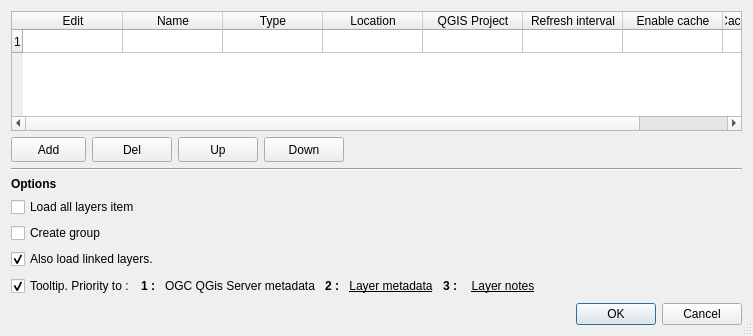
Before: the Qt Designer form menu_from_project/ui/conf_dialog.ui in xcaeag/MenuFromProject-Qgis-Plugin, drawn with Qt 5.
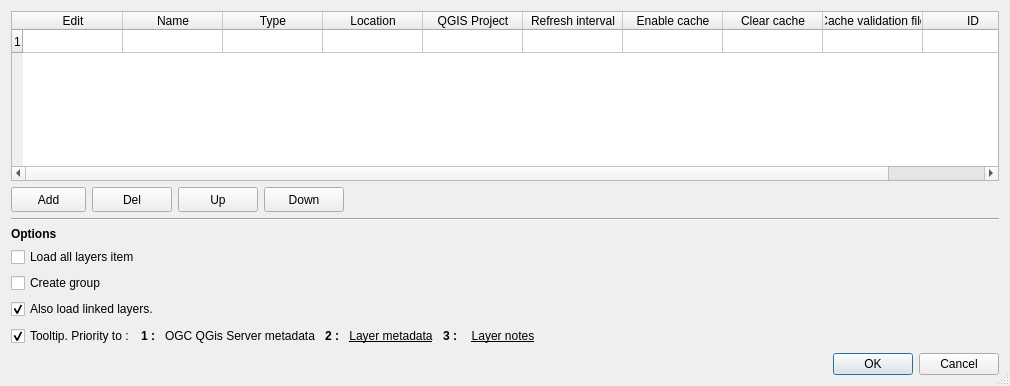
After: the same form once the commit is applied. Icons and pictures are not drawn.

Commit message: feat(cache): add button for cache delete

Patch:
```diff
--- a/menu_from_project/ui/conf_dialog.ui
+++ b/menu_from_project/ui/conf_dialog.ui
@@ -9,8 +9,8 @@
    <rect>
     <x>0</x>
     <y>0</y>
-    <width>753</width>
-    <height>336</height>
+    <width>1010</width>
+    <height>386</height>
    </rect>
   </property>
   <property name="sizePolicy">
@@ -98,7 +98,7 @@
         <number>1</number>
        </property>
        <property name="columnCount">
-        <number>8</number>
+        <number>10</number>
        </property>
        <attribute name="horizontalHeaderVisible">
         <bool>true</bool>
@@ -157,11 +157,21 @@
          <string>Enable cache</string>
         </property>
        </column>
+       <column>
+        <property name="text">
+         <string>Clear cache</string>
+        </property>
+       </column>
        <column>
         <property name="text">
          <string>Cache validation file</string>
         </property>
        </column>
+       <column>
+        <property name="text">
+         <string>ID</string>
+        </property>
+       </column>
       </widget>
      </item>
     </layout>
```
The commit also changes 3 other files.
